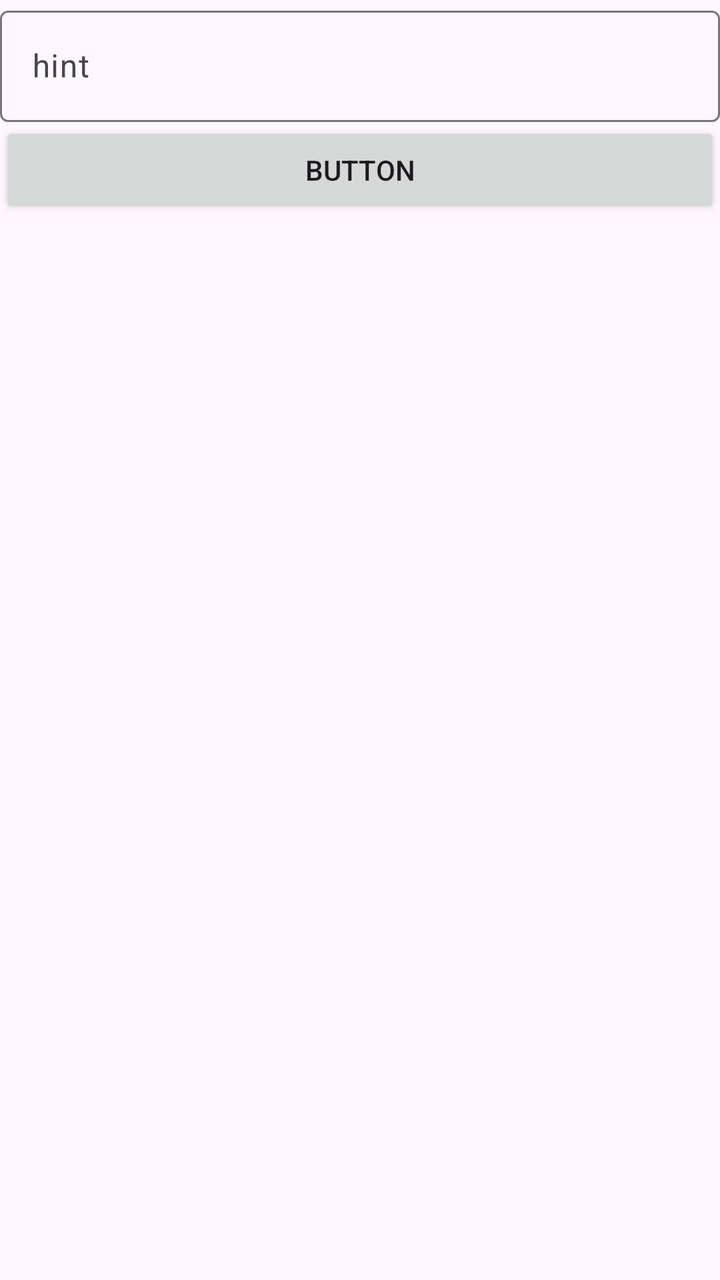
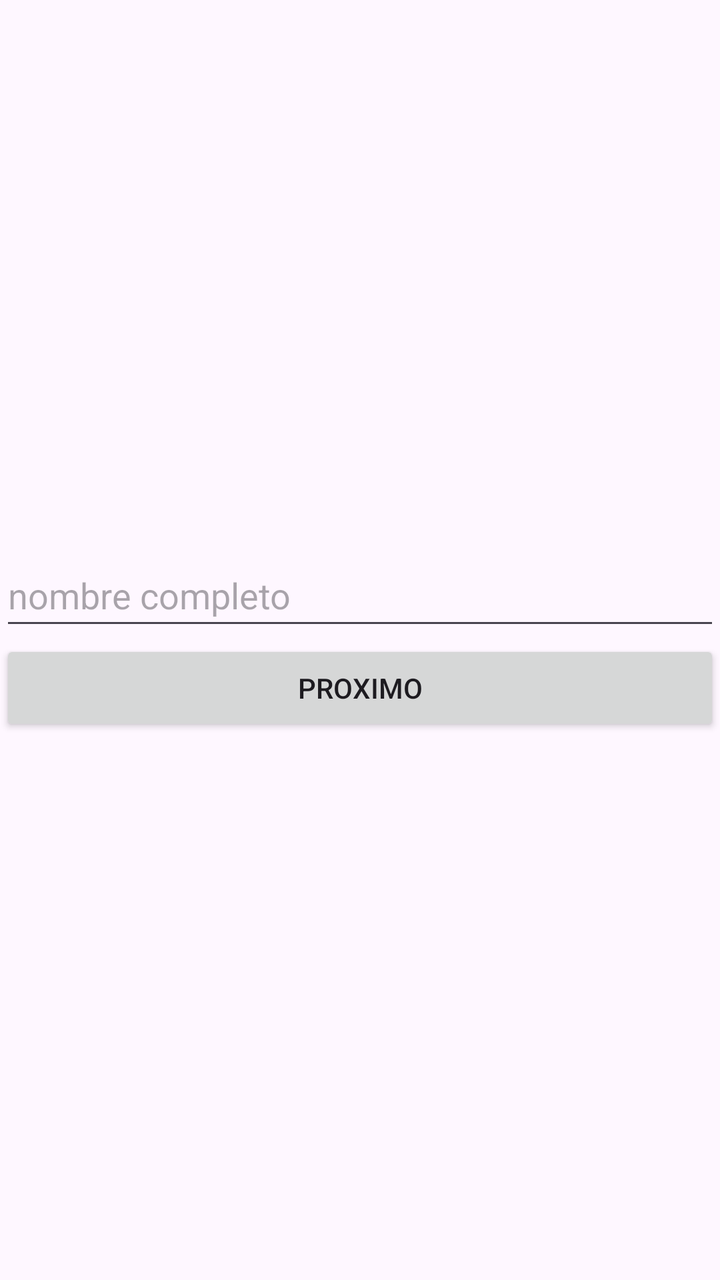

An Android layout rendered at two revisions. The XML below is the earlier revision; the diff shows what the commit changed to produce the second picture.
<!-- AndroidManifest.xml: application theme Theme.Horoscopo -->
<!-- res/layout/activity_main.xml -->
<?xml version="1.0" encoding="utf-8"?>
<androidx.constraintlayout.widget.ConstraintLayout xmlns:android="http://schemas.android.com/apk/res/android"
    xmlns:app="http://schemas.android.com/apk/res-auto"
    xmlns:tools="http://schemas.android.com/tools"
    android:id="@+id/main"
    android:layout_width="match_parent"
    android:layout_height="match_parent"
    tools:context=".MainActivity">


    <com.google.android.material.textfield.TextInputLayout
        android:layout_width="match_parent"
        android:layout_height="match_parent"
        android:orientation="vertical">

        <com.google.android.material.textfield.TextInputEditText
            android:id="@+id/edit1"
            android:layout_width="match_parent"
            android:layout_height="wrap_content"
            android:hint="hint" />

        <Button
            android:id="@+id/button"
            android:layout_width="match_parent"
            android:layout_height="wrap_content"
            android:text="Button" />
    </com.google.android.material.textfield.TextInputLayout>
</androidx.constraintlayout.widget.ConstraintLayout>
<!-- resources referenced by this layout -->
<resources>
  <style name="Theme.Horoscopo" parent="Base.Theme.Horoscopo" />
  <style name="Base.Theme.Horoscopo" parent="Theme.Material3.DayNight.NoActionBar">
          
          
      </style>
</resources>

<!-- the commit's change to res/layout/activity_main.xml (unified diff, before → after) -->
@@ -1,28 +1,26 @@
 <?xml version="1.0" encoding="utf-8"?>
-<androidx.constraintlayout.widget.ConstraintLayout xmlns:android="http://schemas.android.com/apk/res/android"
+<LinearLayout xmlns:android="http://schemas.android.com/apk/res/android"
     xmlns:app="http://schemas.android.com/apk/res-auto"
     xmlns:tools="http://schemas.android.com/tools"
     android:id="@+id/main"
     android:layout_width="match_parent"
     android:layout_height="match_parent"
+    android:orientation="vertical"
+    android:gravity="center"
     tools:context=".MainActivity">
 
+    <com.google.android.material.textfield.TextInputEditText
+        android:id="@+id/nombre"
+        android:layout_width="match_parent"
+        android:layout_height="wrap_content"
+        android:hint="nombre completo"
+        android:minHeight="48dp" />
 
-    <com.google.android.material.textfield.TextInputLayout
+
+    <Button
+        android:id="@+id/button"
         android:layout_width="match_parent"
-        android:layout_height="match_parent"
-        android:orientation="vertical">
+        android:layout_height="wrap_content"
+        android:text="proximo" />
 
-        <com.google.android.material.textfield.TextInputEditText
-            android:id="@+id/edit1"
-            android:layout_width="match_parent"
-            android:layout_height="wrap_content"
-            android:hint="hint" />
-
-        <Button
-            android:id="@+id/button"
-            android:layout_width="match_parent"
-            android:layout_height="wrap_content"
-            android:text="Button" />
-    </com.google.android.material.textfield.TextInputLayout>
-</androidx.constraintlayout.widget.ConstraintLayout>
+</LinearLayout>
